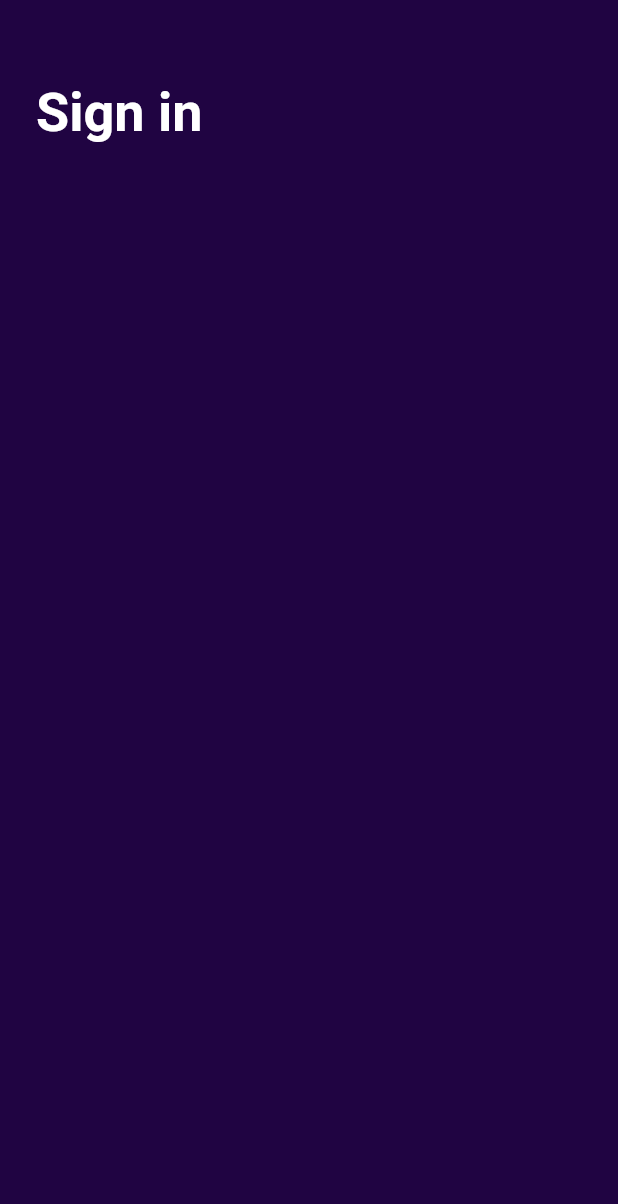
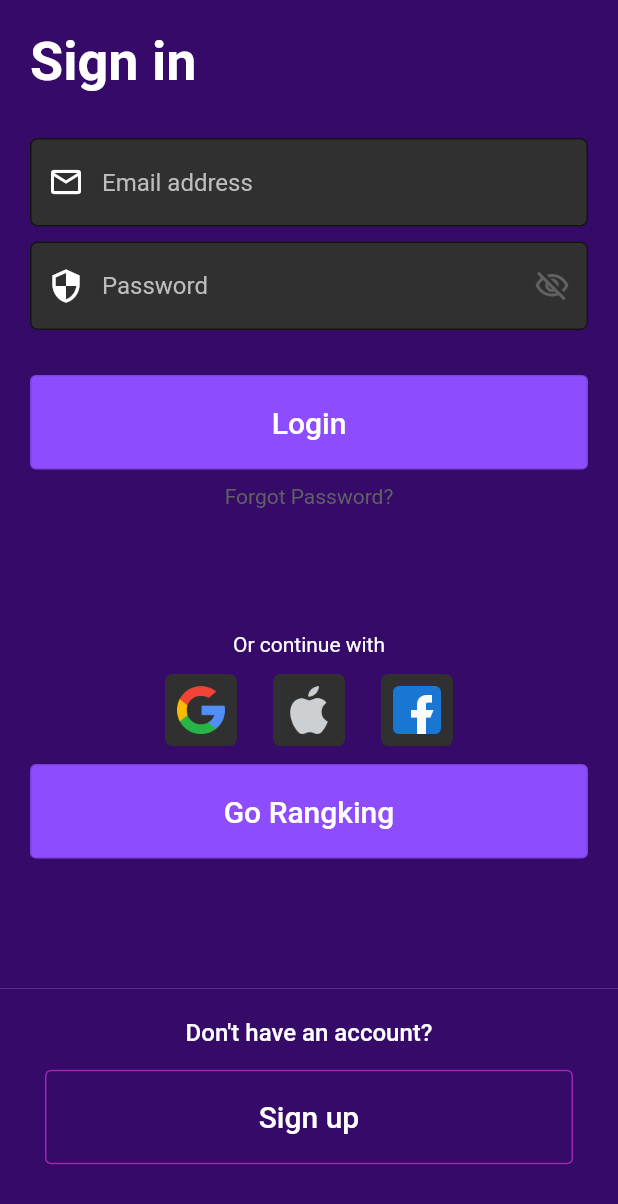
Before and after one commit to f1xgun/crypto_currency, a Flutter app: the screen it shows after launch, after a tap on "Skip", on a phone screen of 412 x 824 dp. Shown: the top 1204 px of the screen. Run offline on Flutter 3.47's test engine with Material 2 defaults, Android fonts, the light colour scheme and no system bars; our stand-ins replace shared_preferences.

Commit message:
add login page

```diff
--- /dev/null
+++ b/lib/app_style.dart
@@ -0,0 +1,3 @@
+import 'package:flutter/material.dart';
+
+const kBackgroundColor = Color.fromARGB(255, 53, 10, 105);
--- a/lib/pages/login_screen.dart
+++ b/lib/pages/login_screen.dart
@@ -1,4 +1,11 @@
+import 'package:crypto_currency/pages/rangking_screen.dart';
+import 'package:crypto_currency/widgets/form_field.dart';
+import 'package:crypto_currency/widgets/icon_button.dart';
+import 'package:crypto_currency/widgets/outlined_button.dart';
 import 'package:flutter/material.dart';
+
+import '../app_style.dart';
+import '../widgets/filled_button.dart';
 
 class LoginPage extends StatefulWidget {
   const LoginPage({super.key});
@@ -12,17 +19,14 @@ class _LoginPageState extends State<LoginPage> {
   Widget build(BuildContext context) {
     return Scaffold(
       body: Container(
-        color: const Color.fromARGB(255, 32, 4, 66),
+        color: kBackgroundColor,
         child: SafeArea(
           child: Padding(
-            padding: const EdgeInsets.all(24.0),
+            padding: const EdgeInsets.all(20.0),
             child: Column(
               crossAxisAlignment: CrossAxisAlignment.stretch,
-              children: const [
-                SizedBox(
-                  height: 30,
-                ),
-                Text(
+              children: [
+                const Text(
                   'Sign in',
                   style: TextStyle(
                     color: Colors.white,
@@ -30,14 +34,106 @@ class _LoginPageState extends State<LoginPage> {
                     fontWeight: FontWeight.bold,
                   ),
                 ),
+                const SizedBox(
+                  height: 30,
+                ),
+                const FieldOfForm(
+                    text: 'Email address', prefixIcon: Icons.email_outlined),
+                const SizedBox(
+                  height: 10,
+                ),
+                const FieldOfForm(
+                  text: 'Password',
+                  prefixIcon: Icons.security_outlined,
+                  suffixIcon: Icons.visibility_off_outlined,
+                ),
+                const SizedBox(
+                  height: 30,
+                ),
+                CustomFilledButton(
+                  onPressed: () {},
+                  text: 'Login',
+                ),
+                const SizedBox(
+                  height: 10,
+                ),
+                Text(
+                  'Forgot Password?',
+                  style: TextStyle(
+                    color: Colors.grey[700],
+                    fontSize: 14,
+                  ),
+                  textAlign: TextAlign.center,
+                ),
                 SizedBox(
-                  height: 30,
+                  height: MediaQuery.of(context).size.height * 0.1,
+                ),
+                const Text(
+                  'Or continue with',
+                  style: TextStyle(color: Colors.white, fontSize: 14),
+                  textAlign: TextAlign.center,
+                ),
+                SizedBox(
+                  child: Row(
+                    mainAxisAlignment: MainAxisAlignment.center,
+                    mainAxisSize: MainAxisSize.max,
+                    children: <Widget>[
+                      Padding(
+                        padding: const EdgeInsets.all(12.0),
+                        child: CustomIconButton(
+                          icon: Image.asset('assets/images/google.png'),
+                        ),
+                      ),
+                      Padding(
+                        padding: const EdgeInsets.all(12.0),
+                        child: CustomIconButton(
+                          icon: Image.asset('assets/images/apple.png'),
+                        ),
+                      ),
+                      Padding(
+                        padding: const EdgeInsets.all(12.0),
+                        child: CustomIconButton(
+                          icon: Image.asset('assets/images/facebook.png'),
+                        ),
+                      ),
+                    ],
+                  ),
+                ),
+                CustomFilledButton(
+                  onPressed: () {
+                    Navigator.push(
+                      context,
+                      MaterialPageRoute(
+                        builder: (context) => const RangkingPage(),
+                      ),
+                    );
+                  },
+                  text: 'Go Rangking',
                 ),
               ],
             ),
           ),
         ),
       ),
+      bottomSheet: Container(
+        height: MediaQuery.of(context).size.height * 0.2,
+        padding: const EdgeInsets.symmetric(horizontal: 30, vertical: 20),
+        width: double.infinity,
+        color: kBackgroundColor,
+        child: Column(
+          crossAxisAlignment: CrossAxisAlignment.stretch,
+          children: [
+            const Text('Don\'t have an account?',
+                style: TextStyle(
+                    color: Colors.white,
+                    fontSize: 16,
+                    fontWeight: FontWeight.w500),
+                textAlign: TextAlign.center),
+            const SizedBox(height: 15),
+            CustomOutlinedButton(onPressed: () {}, text: 'Sign up')
+          ],
+        ),
+      ),
     );
   }
 }
--- a/lib/pages/onboarding_screen.dart
+++ b/lib/pages/onboarding_screen.dart
@@ -6,6 +6,8 @@ import 'package:crypto_currency/main.dart';
 import 'package:crypto_currency/pages/login_screen.dart';
 import 'package:crypto_currency/widgets/filled_button.dart';
 import 'package:crypto_currency/widgets/outlined_button.dart';
+
+import '../app_style.dart';
 
 class OnboardingPage extends StatefulWidget {
   const OnboardingPage({super.key});
@@ -62,7 +64,7 @@ class _OnboardingPageState extends State<OnboardingPage> {
       body: AnnotatedRegion<SystemUiOverlayStyle>(
         value: SystemUiOverlayStyle.light,
         child: Container(
-          color: const Color.fromARGB(255, 32, 4, 66),
+          color: kBackgroundColor,
           child: SafeArea(
             child: Padding(
               padding: const EdgeInsets.symmetric(horizontal: 0, vertical: 20),
--- a/lib/pages/rangking_screen.dart
+++ b/lib/pages/rangking_screen.dart
@@ -0,0 +1,45 @@
+import "package:flutter/material.dart";
+
+import "../app_style.dart";
+
+class RangkingPage extends StatefulWidget {
+  const RangkingPage({super.key});
+
+  @override
+  State<RangkingPage> createState() => _RangkingPageState();
+}
+
+class _RangkingPageState extends State<RangkingPage> {
+  @override
+  Widget build(BuildContext context) {
+    return Scaffold(
+      body: Container(
+        color: kBackgroundColor,
+        child: SafeArea(
+          child: Padding(
+            padding: const EdgeInsets.all(24.0),
+            child: Column(
+              crossAxisAlignment: CrossAxisAlignment.stretch,
+              children: const [
+                SizedBox(
+                  height: 30,
+                ),
+                Text(
+                  'Rangking',
+                  style: TextStyle(
+                    color: Colors.white,
+                    fontSize: 36,
+                    fontWeight: FontWeight.bold,
+                  ),
+                ),
+                SizedBox(
+                  height: 30,
+                ),
+              ],
+            ),
+          ),
+        ),
+      ),
+    );
+  }
+}
--- a/lib/pages/splash_screen.dart
+++ b/lib/pages/splash_screen.dart
@@ -1,5 +1,6 @@
 import 'dart:async';
 
+import 'package:crypto_currency/app_style.dart';
 import 'package:flutter/material.dart';
 import 'package:shared_preferences/shared_preferences.dart';
 
@@ -39,7 +40,7 @@ class _SplashScreenState extends State<SplashScreen> {
         body: Container(
           height: height,
           width: width,
-          color: const Color.fromARGB(255, 32, 4, 66),
+          color: kBackgroundColor,
           child: Column(children: [
             Image.asset('assets/images/bitcoin_splash_screen.gif'),
             const Text('CryptoCurrency App',
--- a/lib/widgets/filled_button.dart
+++ b/lib/widgets/filled_button.dart
@@ -1,7 +1,8 @@
 import 'package:flutter/material.dart';
 
 class CustomFilledButton extends StatelessWidget {
-  const CustomFilledButton({super.key, required this.onPressed, required this.text});
+  const CustomFilledButton(
+      {super.key, required this.onPressed, required this.text});
 
   final String text;
   final VoidCallback onPressed;
@@ -14,7 +15,8 @@ class CustomFilledButton extends StatelessWidget {
         padding: MaterialStateProperty.all(
           const EdgeInsets.symmetric(vertical: 20),
         ),
-        backgroundColor: MaterialStateProperty.all(Colors.purple[400]),
+        backgroundColor:
+            MaterialStateProperty.all(const Color.fromARGB(255, 141, 76, 254)),
       ),
       child: Text(
         text,
--- /dev/null
+++ b/lib/widgets/form_field.dart
@@ -0,0 +1,38 @@
+import "package:flutter/material.dart";
+
+class FieldOfForm extends StatefulWidget {
+  const FieldOfForm(
+      {super.key, required this.text, this.prefixIcon, this.suffixIcon});
+  final String text;
+  final IconData? prefixIcon;
+  final IconData? suffixIcon;
+
+  @override
+  State<FieldOfForm> createState() => _FieldOfFormState();
+}
+
+class _FieldOfFormState extends State<FieldOfForm> {
+  final _textEditingContoller = TextEditingController();
+
+  @override
+  Widget build(BuildContext context) {
+    return TextFormField(
+      controller: _textEditingContoller,
+      decoration: InputDecoration(
+        prefixIcon: Icon(
+          widget.prefixIcon,
+          color: Colors.white,
+        ),
+        suffixIcon: Icon(widget.suffixIcon, color: Colors.grey[700]),
+        hintText: widget.text,
+        hintStyle: TextStyle(color: Colors.grey[400]),
+        border: OutlineInputBorder(
+          borderRadius: BorderRadius.circular(5),
+          borderSide: BorderSide(color: Colors.grey[900]!),
+        ),
+        fillColor: Colors.grey[850],
+        filled: true,
+      ),
+    );
+  }
+}
--- /dev/null
+++ b/lib/widgets/icon_button.dart
@@ -0,0 +1,20 @@
+import 'package:flutter/material.dart';
+
+class CustomIconButton extends StatelessWidget {
+  const CustomIconButton({super.key, required this.icon});
+  final Image icon;
+
+  @override
+  Widget build(BuildContext context) {
+    return Container(
+      decoration: BoxDecoration(
+        color: Colors.grey[850],
+        borderRadius: BorderRadius.circular(5),
+      ),
+      child: IconButton(
+        onPressed: () {},
+        icon: icon,
+      ),
+    );
+  }
+}
```
Also changed, not shown: assets/images/apple.png (added), assets/images/facebook.png (added), assets/images/google.png (added), 1 other file.
